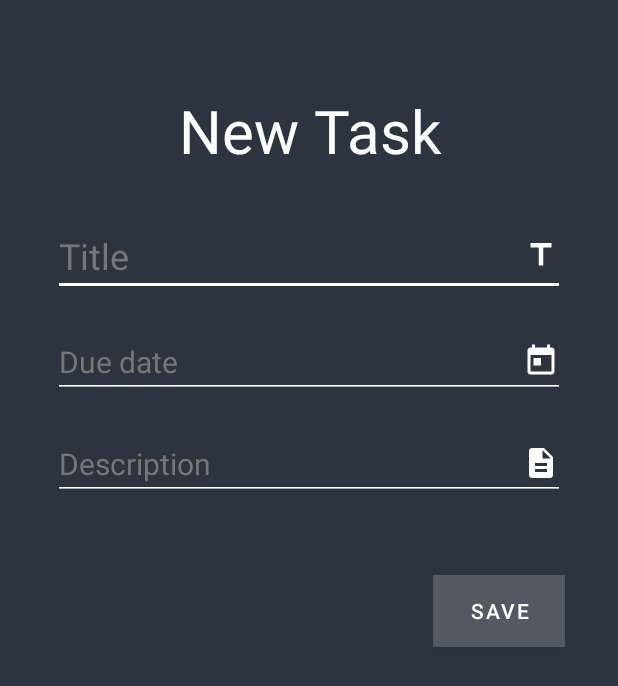
After one commit to LeFi8/HabitApp, an Android app: the AddTaskActivity screen opened directly, with no data from a screen before it, on a phone screen of 412 x 824 dp. The commit adds this screen. Shown: the top 686 px of the screen. Run offline under Robolectric (Android 15) with nearby library versions, the phone set to English and light mode, and no system bars; Roboto replaces fonts that are not available here.

Commit message:
add time and date pickers

```diff
--- /dev/null
+++ b/app/src/main/java/com/example/habitapp/AddTaskActivity.java
@@ -0,0 +1,74 @@
+package com.example.habitapp;
+
+import androidx.appcompat.app.AlertDialog;
+import androidx.appcompat.app.AppCompatActivity;
+
+import android.app.DatePickerDialog;
+import android.app.Dialog;
+import android.app.TimePickerDialog;
+import android.content.Intent;
+import android.os.Bundle;
+import android.view.View;
+import android.widget.Button;
+import android.widget.DatePicker;
+import android.widget.EditText;
+import android.widget.TimePicker;
+import android.widget.Toast;
+
+import java.text.DateFormat;
+import java.util.Calendar;
+import java.util.Locale;
+
+public class AddTaskActivity extends AppCompatActivity {
+
+    private EditText taskTitle;
+    private EditText taskDueDate;
+    private EditText taskDescription;
+    private Calendar calendar;
+    private int day, month, year;
+
+    @Override
+    protected void onCreate(Bundle savedInstanceState) {
+        super.onCreate(savedInstanceState);
+        setContentView(R.layout.activity_add_task);
+
+        taskTitle = findViewById(R.id.add_title);
+        taskDueDate = findViewById(R.id.set_due_date);
+        taskDescription = findViewById(R.id.add_description);
+
+        calendar = Calendar.getInstance();
+        day = calendar.get(Calendar.DAY_OF_MONTH);
+        month = calendar.get(Calendar.MONTH);
+        year = calendar.get(Calendar.YEAR);
+
+        taskDueDate.setOnClickListener( l -> setDatePicker());
+
+        Button saveNewTaskButton = findViewById(R.id.save_button);
+        saveNewTaskButton.setOnClickListener( l -> {
+            if (taskTitle.getText().toString().isEmpty())
+                Toast.makeText(this, "Task needs a title", Toast.LENGTH_SHORT).show();
+            else {
+                // TODO: save title, date and description, count number of ongoing tasks
+                Toast.makeText(this, "Task saved!", Toast.LENGTH_SHORT).show();
+                finish();
+            }
+        });
+    }
+
+    private void setDatePicker(){
+        DatePickerDialog.OnDateSetListener onDateSetListener = (datePicker, selectedYear, selectedMonth, selectedDay) -> {
+            day = selectedDay;
+            month = selectedMonth;
+            year = selectedYear;
+            calendar.set(Calendar.YEAR, year);
+            calendar.set(Calendar.MONTH, month);
+            calendar.set(Calendar.DAY_OF_MONTH, day);
+            String date = DateFormat.getDateInstance().format(calendar.getTime());
+            taskDueDate.setText(date);
+        };
+        DatePickerDialog datePickerDialog = new DatePickerDialog(this, onDateSetListener, year, month, day);
+        datePickerDialog.getDatePicker().setMinDate(calendar.getTimeInMillis());
+        datePickerDialog.setTitle("Select date");
+        datePickerDialog.show();
+    }
+}
--- a/app/src/main/res/layout/add_task.xml
+++ b/app/src/main/res/layout/activity_add_task.xml
@@ -4,7 +4,8 @@
     xmlns:tools="http://schemas.android.com/tools"
     android:layout_width="match_parent"
     android:layout_height="match_parent"
-    android:background="@color/light_grey">
+    android:background="@color/light_grey"
+    tools:context=".AddTaskActivity">
 
     <TextView
         android:id="@+id/new_task"
@@ -14,7 +15,7 @@
         android:fontFamily="@font/roboto_bold"
         android:textColor="@color/white"
         android:textSize="40sp"
-        android:layout_marginTop="20dp"
+        android:layout_marginTop="60dp"
         android:text="@string/new_task"
         app:layout_constraintEnd_toEndOf="@id/add_title"
         app:layout_constraintStart_toStartOf="parent"
@@ -24,7 +25,7 @@
         android:id="@+id/add_title"
         android:layout_width="match_parent"
         android:layout_height="wrap_content"
-        android:layout_marginTop="10dp"
+        android:layout_marginTop="30dp"
         android:layout_marginStart="35dp"
         android:layout_marginEnd="35dp"
         android:autofillHints=""
@@ -34,7 +35,7 @@
         android:hint="@string/title"
         android:inputType="textPersonName"
         android:backgroundTint="@color/white"
-        android:textColorHint="@color/white"
+        android:textColorHint="@color/light_grey3"
         android:textSize="24sp"
         app:layout_constraintEnd_toEndOf="parent"
         app:layout_constraintStart_toStartOf="parent"
@@ -53,8 +54,10 @@
         android:fontFamily="@font/roboto"
         android:hint="@string/due_date"
         android:inputType="date"
+        android:focusable="false"
+        android:longClickable="false"
         android:backgroundTint="@color/white"
-        android:textColorHint="@color/white"
+        android:textColorHint="@color/light_grey3"
         android:textSize="20sp"
         app:layout_constraintBottom_toBottomOf="parent"
         app:layout_constraintEnd_toEndOf="parent"
@@ -79,7 +82,7 @@
         android:hint="@string/description"
         android:inputType="textPersonName"
         android:backgroundTint="@color/white"
-        android:textColorHint="@color/white"
+        android:textColorHint="@color/light_grey3"
         android:textSize="20sp"
         app:layout_constraintBottom_toBottomOf="parent"
         app:layout_constraintEnd_toEndOf="parent"
@@ -93,7 +96,7 @@
         android:id="@+id/save_button"
         android:layout_width="wrap_content"
         android:layout_height="wrap_content"
-        android:layout_marginTop="35dp"
+        android:layout_marginTop="50dp"
         android:layout_marginEnd="35dp"
         android:layout_marginBottom="35dp"
         android:background="@color/transparent"
--- a/app/src/main/res/values-night/themes.xml
+++ /dev/null
@@ -1,19 +0,0 @@
-<resources xmlns:tools="http://schemas.android.com/tools">
-    <!-- Base application theme. -->
-    <style name="Theme.HabitApp" parent="Theme.MaterialComponents.DayNight.NoActionBar">
-        <!-- Primary brand color. -->
-        <item name="colorPrimary">@color/white</item>
-        <item name="colorPrimaryVariant">@color/purple_700</item>
-        <item name="colorOnPrimary">@color/black</item>
-        <!-- Secondary brand color. -->
-        <item name="colorSecondary">@color/teal_200</item>
-        <item name="colorSecondaryVariant">@color/teal_200</item>
-        <item name="colorOnSecondary">@color/black</item>
-        <!-- Status bar color. -->
-        <item name="android:statusBarColor" tools:targetApi="l">?attr/colorPrimaryVariant</item>
-        <!-- Customize your theme here. -->
-
-        <item name="android:windowTranslucentStatus">true</item>
-        <item name="android:windowTranslucentNavigation">true</item>
-    </style>
-</resources>
--- a/app/src/main/res/values/colors.xml
+++ b/app/src/main/res/values/colors.xml
@@ -11,6 +11,7 @@
     <color name="grey">#242b36</color>
     <color name="transparent">#30ffffff</color>
     <color name="light_grey2">#4B4E53</color>
+    <color name="light_grey3">#777777</color>
     <color name="yellow">#FFEB3B</color>
     <color name="dark_grey">#252525</color>
 </resources>
--- a/app/src/main/res/values/themes.xml
+++ b/app/src/main/res/values/themes.xml
@@ -9,9 +9,6 @@
         <item name="colorSecondary">@color/teal_200</item>
         <item name="colorSecondaryVariant">@color/teal_700</item>
         <item name="colorOnSecondary">@color/black</item>
-        <!-- Status bar color. -->
-        <item name="android:statusBarColor" tools:targetApi="l">?attr/colorPrimaryVariant</item>
-
         <!--added-->
         <item name="android:windowTranslucentStatus">true</item>
         <item name="android:windowTranslucentNavigation">true</item>
```
Also changed, not shown: app/src/main/AndroidManifest.xml (+7 -1 lines), app/src/main/java/com/example/habitapp/AddHabitActivity.java (added, +54 -0 lines), app/src/main/java/com/example/habitapp/HabitsFragment.java (+8 -20 lines), app/src/main/java/com/example/habitapp/TasksFragment.java (+7 -22 lines), app/src/main/res/layout/activity_add_habit.xml (renamed from app/src/main/res/layout/add_habit.xml, +12 -11 lines).
